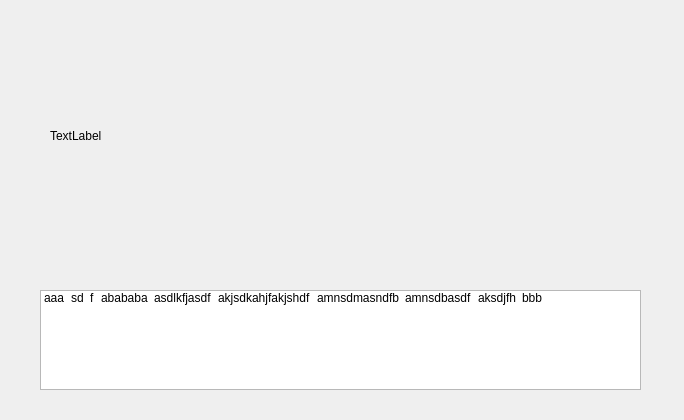
JoaoCarlosNascimento/HandSignLanguage, file menus/read_menu/read_menu_contents.ui: the form before one commit.
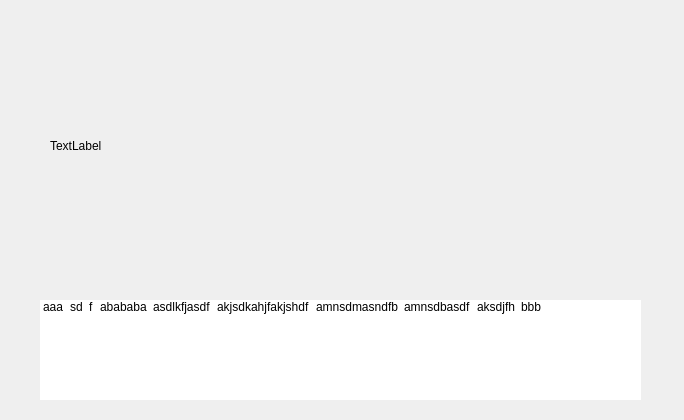
The form after the commit.

The edit to the form file:
```diff
--- a/menus/read_menu/read_menu_contents.ui
+++ b/menus/read_menu/read_menu_contents.ui
@@ -19,7 +19,7 @@
      <x>50</x>
      <y>10</y>
      <width>581</width>
-     <height>251</height>
+     <height>271</height>
     </rect>
    </property>
    <property name="text">
@@ -33,7 +33,7 @@
    <property name="geometry">
     <rect>
      <x>40</x>
-     <y>290</y>
+     <y>300</y>
      <width>601</width>
      <height>100</height>
     </rect>
@@ -50,6 +50,9 @@
      <height>100</height>
     </size>
    </property>
+   <property name="frameShape">
+    <enum>QFrame::NoFrame</enum>
+   </property>
    <property name="frameShadow">
     <enum>QFrame::Sunken</enum>
    </property>
```
